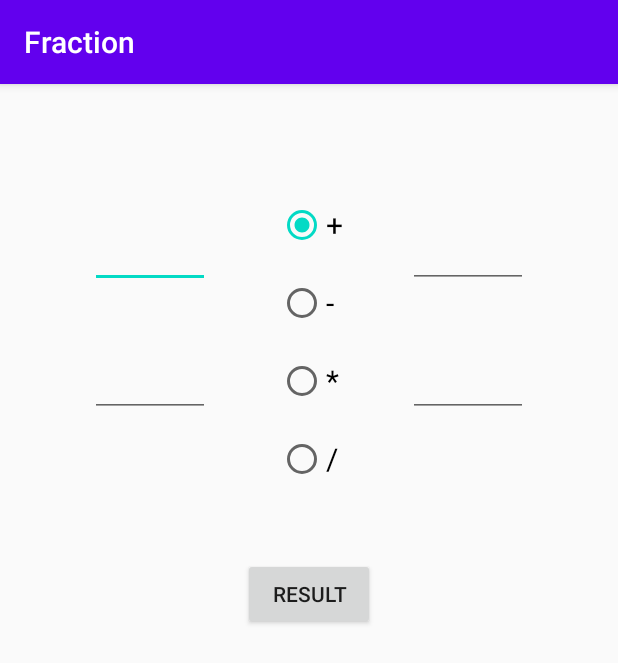
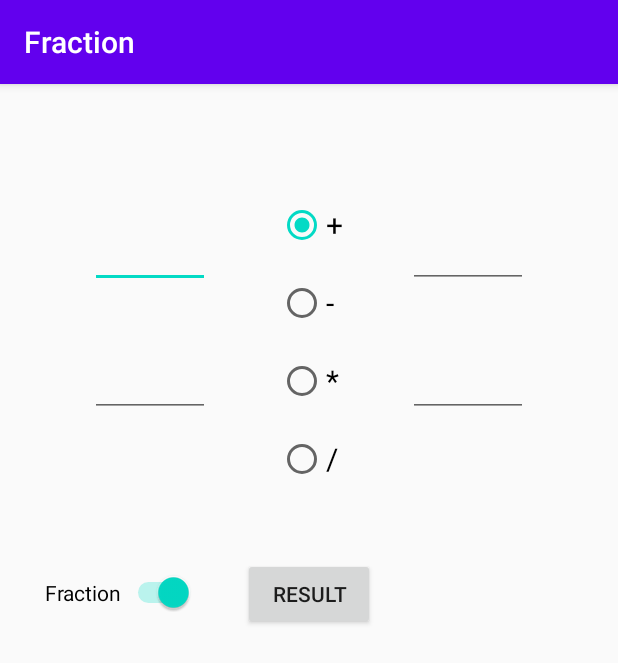
Before and after one commit to Grezer/Android, an Android app: the screen it shows after launch (MainActivity), on a phone screen of 412 x 824 dp. Shown: the top 663 px of the screen. Run offline under Robolectric (Android 15) with nearby library versions, the phone set to English and light mode, and no system bars.

Commit message:
some fixes

```diff
--- a/fraction/app/src/main/res/layout/activity_main.xml
+++ b/fraction/app/src/main/res/layout/activity_main.xml
@@ -119,4 +119,16 @@
         app:layout_constraintStart_toStartOf="parent"
         app:layout_constraintTop_toBottomOf="@+id/resultButton" />
 
+    <Switch
+        android:id="@+id/switchDisplayMode"
+        android:layout_width="wrap_content"
+        android:layout_height="wrap_content"
+        android:layout_marginStart="30dp"
+        android:layout_marginTop="325dp"
+        android:checked="true"
+        android:text="@string/fraction"
+        app:layout_constraintStart_toStartOf="parent"
+        app:layout_constraintTop_toTopOf="parent"
+        tools:checked="true" />
+
 </androidx.constraintlayout.widget.ConstraintLayout>
--- a/fraction/app/src/main/res/values/strings.xml
+++ b/fraction/app/src/main/res/values/strings.xml
@@ -5,4 +5,5 @@
     <string name="multiplication">*</string>
     <string name="divide">/</string>
     <string name="result">Result</string>
+    <string name="fraction">Fraction</string>
 </resources>
```
Also changed, not shown: fraction/app/src/main/java/com/example/fraction/Fraction.java (+25 -9 lines), fraction/app/src/main/java/com/example/fraction/MainActivity.java (+35 -8 lines).
